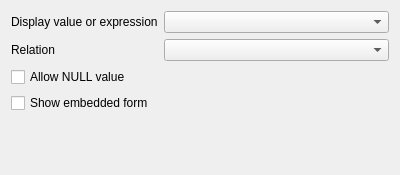
Old version of the form src/ui/editorwidgets/qgsrelreferenceconfigdlgbase.ui in the repository daveisfera/QGIS.
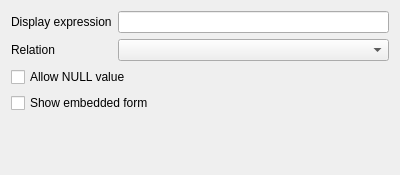
New version of the form.

Commit message: Almost working widget (Save and edit possibilities missing)

```diff
--- a/src/ui/editorwidgets/qgsrelreferenceconfigdlgbase.ui
+++ b/src/ui/editorwidgets/qgsrelreferenceconfigdlgbase.ui
@@ -17,13 +17,10 @@
    <item row="0" column="0">
     <widget class="QLabel" name="label">
      <property name="text">
-      <string>Display value or expression</string>
+      <string>Display expression</string>
      </property>
     </widget>
    </item>
-   <item row="0" column="1">
-    <widget class="QComboBox" name="mComboDisplayField"/>
-   </item>
    <item row="2" column="0" colspan="2">
     <widget class="QCheckBox" name="mCbxAllowNull">
      <property name="text">
@@ -48,6 +45,9 @@
    <item row="1" column="1">
     <widget class="QComboBox" name="mComboRelation"/>
    </item>
+   <item row="0" column="1">
+    <widget class="QLineEdit" name="mTxtDisplayExpression"/>
+   </item>
   </layout>
  </widget>
  <resources/>
```
The commit also changes 14 other files.
